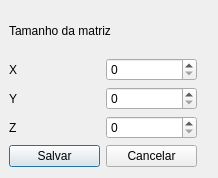
The window that sculptor/definirsculptor.ui (IgorDiasV/ProjetoPa) describes before a commit, drawn with Qt 5.
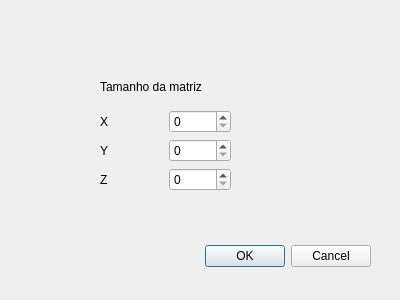
The same window after the commit.

```diff
--- a/sculptor/definirsculptor.ui
+++ b/sculptor/definirsculptor.ui
@@ -6,34 +6,48 @@
    <rect>
     <x>0</x>
     <y>0</y>
-    <width>218</width>
-    <height>178</height>
+    <width>400</width>
+    <height>300</height>
    </rect>
   </property>
   <property name="windowTitle">
    <string>Dialog</string>
   </property>
-  <widget class="QWidget" name="">
+  <widget class="QDialogButtonBox" name="buttonBox">
    <property name="geometry">
     <rect>
-     <x>9</x>
-     <y>9</y>
-     <width>188</width>
-     <height>158</height>
+     <x>30</x>
+     <y>240</y>
+     <width>341</width>
+     <height>32</height>
     </rect>
    </property>
-   <layout class="QVBoxLayout" name="verticalLayout_3">
+   <property name="orientation">
+    <enum>Qt::Horizontal</enum>
+   </property>
+   <property name="standardButtons">
+    <set>QDialogButtonBox::Cancel|QDialogButtonBox::Ok</set>
+   </property>
+  </widget>
+  <widget class="QWidget" name="layoutWidget">
+   <property name="geometry">
+    <rect>
+     <x>100</x>
+     <y>70</y>
+     <width>131</width>
+     <height>121</height>
+    </rect>
+   </property>
+   <layout class="QVBoxLayout" name="verticalLayout_4">
     <item>
-     <layout class="QVBoxLayout" name="verticalLayout_2">
-      <item>
-       <widget class="QLabel" name="label">
+     <widget class="QLabel" name="label_5">
         <property name="text">
          <string>Tamanho da matriz</string>
         </property>
        </widget>
       </item>
       <item>
-       <layout class="QVBoxLayout" name="verticalLayout">
+     <layout class="QVBoxLayout" name="verticalLayout_5">
         <item>
          <layout class="QHBoxLayout" name="horizontalLayout">
           <item>
@@ -79,26 +93,6 @@
        </layout>
       </item>
      </layout>
-    </item>
-    <item>
-     <layout class="QHBoxLayout" name="horizontalLayout_4">
-      <item>
-       <widget class="QPushButton" name="botaoSalvar">
-        <property name="text">
-         <string>Salvar</string>
-        </property>
-       </widget>
-      </item>
-      <item>
-       <widget class="QPushButton" name="botaoCancelar">
-        <property name="text">
-         <string>Cancelar</string>
-        </property>
-       </widget>
-      </item>
-     </layout>
-    </item>
-   </layout>
   </widget>
  </widget>
  <resources/>
```
Left out of the diff: 47 changed lines with no effect on the pictures. Lines whose indentation alone changed are shown as unchanged.
